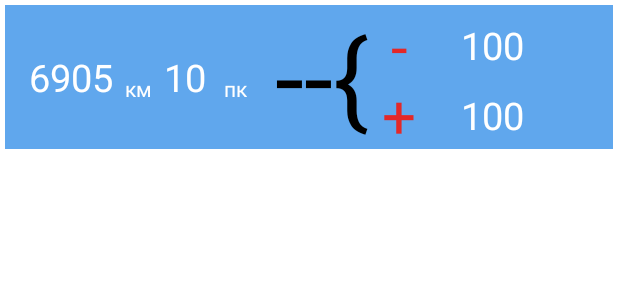
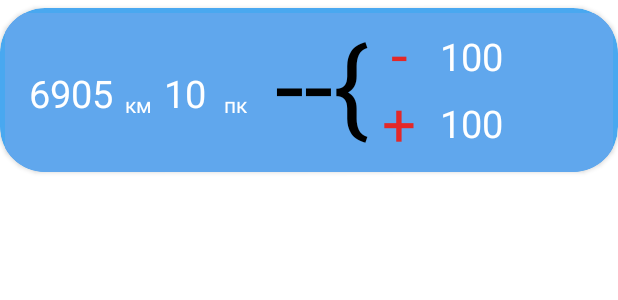
Before and after one commit to Jarex05/My_New_Gps_Assistant, an Android app: the layout item_redacktor_chet.xml on its own in the app's theme, with its tools: preview values and no code run, on a phone screen of 412 x 824 dp. Shown: the top 300 px of the screen. Run offline under Robolectric (Android 15) with nearby library versions, the light colour scheme and no system bars; Roboto replaces fonts that are not available here.

Commit message:
UPDATE 19.07.2025

```diff
--- a/app/src/main/res/layout/item_redacktor_chet.xml
+++ b/app/src/main/res/layout/item_redacktor_chet.xml
@@ -1,8 +1,16 @@
 <?xml version="1.0" encoding="utf-8"?>
-<androidx.constraintlayout.widget.ConstraintLayout xmlns:android="http://schemas.android.com/apk/res/android"
+<androidx.cardview.widget.CardView
+    xmlns:android="http://schemas.android.com/apk/res/android"
     xmlns:app="http://schemas.android.com/apk/res-auto"
     xmlns:tools="http://schemas.android.com/tools"
     android:id="@+id/id_item_layout_redacktor_Chet"
+    android:layout_width="match_parent"
+    android:layout_height="wrap_content"
+    app:cardBackgroundColor="@color/blue"
+    android:layout_marginTop="5dp"
+    app:cardCornerRadius="30dp">
+
+    <androidx.constraintlayout.widget.ConstraintLayout
         android:layout_width="match_parent"
         android:layout_height="wrap_content"
         android:layout_marginStart="3dp"
@@ -71,6 +79,7 @@
             android:layout_width="63dp"
             android:layout_height="96dp"
             android:layout_marginStart="180dp"
+            android:layout_marginBottom="10dp"
             android:text="--{"
             android:textColor="#000000"
             android:textSize="70sp"
@@ -112,8 +121,8 @@
             android:id="@+id/minus_item_redactor_Chet"
             android:layout_width="wrap_content"
             android:layout_height="wrap_content"
-        android:layout_marginStart="304dp"
-        android:layout_marginBottom="52dp"
+            android:layout_marginStart="290dp"
+            android:layout_marginBottom="60dp"
             android:text="100"
             android:textColor="#FFFFFF"
             android:textSize="25sp"
@@ -125,7 +134,7 @@
             android:id="@+id/plus_item_redacktor_Chet"
             android:layout_width="wrap_content"
             android:layout_height="wrap_content"
-        android:layout_marginStart="304dp"
+            android:layout_marginStart="290dp"
             android:layout_marginTop="56dp"
             android:paddingBottom="3dp"
             android:text="100"
@@ -136,3 +145,5 @@
             tools:ignore="HardcodedText,TextContrastCheck" />
 
     </androidx.constraintlayout.widget.ConstraintLayout>
+
+</androidx.cardview.widget.CardView>
--- a/app/src/main/res/values/colors.xml
+++ b/app/src/main/res/values/colors.xml
@@ -11,4 +11,5 @@
     <color name="black1">#E7393A39</color>
     <color name="tvOgrHint">#F1ECEC</color>
     <color name="tvOgr">#FF0000</color>
+    <color name="blue">#49A8F0</color>
 </resources>
```
Also changed, not shown: app/src/main/res/layout/item_redacktor_nechet.xml (+15 -4 lines). Lines whose indentation alone changed are shown as unchanged.
